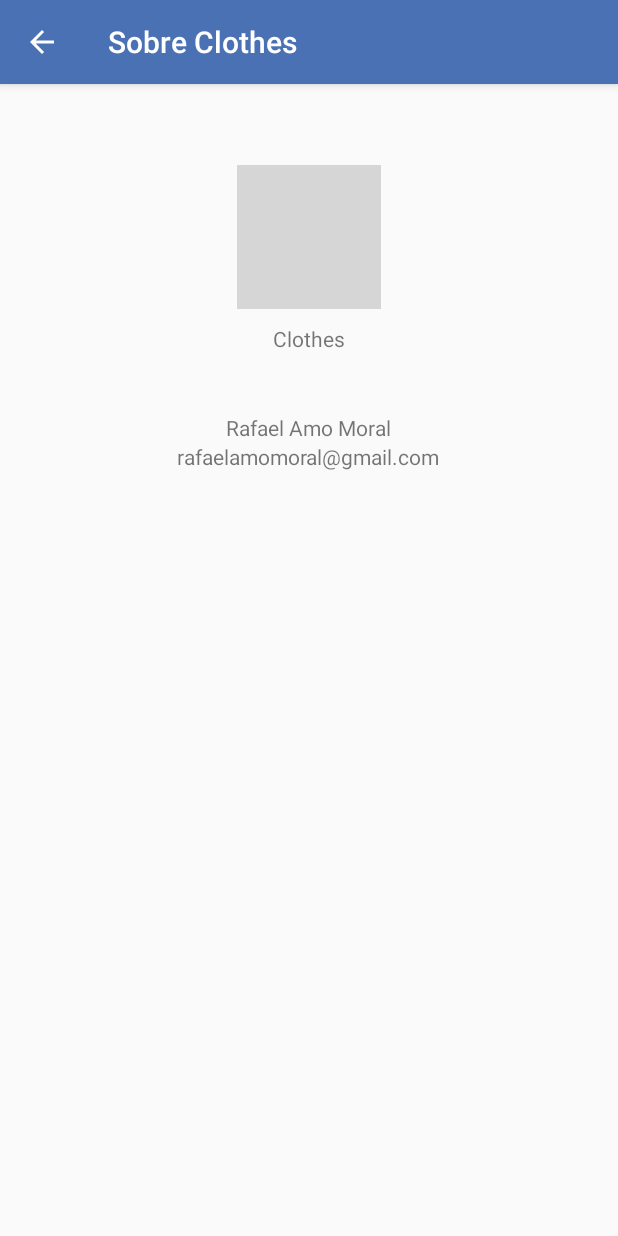
After one commit to RafaelAmoMoral/Android, an Android app: the AboutActivity screen opened directly, with no data from a screen before it, on a phone screen of 412 x 824 dp. The commit adds this screen. Run offline under Robolectric (Android 15) with nearby library versions, the phone set to English and light mode, and no system bars; grey boxes are pictures that could not be loaded.

Commit message:
- Creación de Activity about - Creación de clase DatePicker - Creación de Activity Search

```diff
--- /dev/null
+++ b/app/src/main/java/com/example/clothes/view/AboutActivity.java
@@ -0,0 +1,33 @@
+package com.example.clothes.view;
+
+import android.os.Bundle;
+
+import com.google.android.material.floatingactionbutton.FloatingActionButton;
+import com.google.android.material.snackbar.Snackbar;
+
+import androidx.appcompat.app.ActionBar;
+import androidx.appcompat.app.AppCompatActivity;
+import androidx.appcompat.widget.Toolbar;
+
+import android.view.View;
+
+import com.example.clothes.R;
+
+public class AboutActivity extends AppCompatActivity {
+
+    @Override
+    protected void onCreate(Bundle savedInstanceState) {
+        super.onCreate(savedInstanceState);
+        setContentView(R.layout.activity_about);
+        Toolbar toolbar = findViewById(R.id.toolbar);
+        setSupportActionBar(toolbar);
+
+        // Por último obtenermos el ActionBar y añadimos el botón up.
+        ActionBar ab = getSupportActionBar();
+        // Enable the Up button
+        ab.setDisplayHomeAsUpEnabled(true);
+        ab.setDisplayShowHomeEnabled(true);
+
+    }
+
+}
--- /dev/null
+++ b/app/src/main/res/layout/activity_about.xml
@@ -0,0 +1,64 @@
+<?xml version="1.0" encoding="utf-8"?>
+<androidx.coordinatorlayout.widget.CoordinatorLayout xmlns:android="http://schemas.android.com/apk/res/android"
+    xmlns:app="http://schemas.android.com/apk/res-auto"
+    xmlns:tools="http://schemas.android.com/tools"
+    android:layout_width="match_parent"
+    android:layout_height="match_parent"
+    tools:context=".view.AboutActivity">
+
+    <com.google.android.material.appbar.AppBarLayout
+        android:layout_width="match_parent"
+        android:layout_height="wrap_content"
+        android:theme="@style/AppTheme.AppBarOverlay">
+
+        <androidx.appcompat.widget.Toolbar
+            android:id="@+id/toolbar"
+            android:layout_width="match_parent"
+            android:layout_height="?attr/actionBarSize"
+            android:background="?attr/colorPrimary"
+            app:popupTheme="@style/AppTheme.PopupOverlay" />
+
+    </com.google.android.material.appbar.AppBarLayout>
+
+    <LinearLayout
+        android:layout_width="match_parent"
+        android:layout_height="match_parent"
+        android:layout_marginTop="60dp"
+        android:orientation="vertical">
+
+        <ImageView
+            android:id="@+id/imageView3"
+            android:layout_width="wrap_content"
+            android:layout_height="wrap_content"
+            android:layout_marginTop="50dp"
+            app:srcCompat="@drawable/medium_app_icon"
+            android:layout_gravity="center"/>
+
+        <TextView
+            android:id="@+id/textView3"
+            android:layout_width="wrap_content"
+            android:layout_height="wrap_content"
+            android:gravity="center"
+            android:layout_marginTop="10dp"
+            android:text="@string/app_name"
+            android:layout_gravity="center"/>
+
+        <TextView
+            android:id="@+id/textView4"
+            android:layout_width="wrap_content"
+            android:layout_height="wrap_content"
+            android:layout_centerInParent="true"
+            android:layout_gravity="center"
+            android:layout_marginTop="40dp"
+            android:text="@string/autor" />
+
+        <TextView
+            android:id="@+id/textView5"
+            android:layout_width="wrap_content"
+            android:layout_height="wrap_content"
+            android:layout_gravity="center"
+            android:text="@string/correo_autor" />
+    </LinearLayout>
+
+
+</androidx.coordinatorlayout.widget.CoordinatorLayout>
--- a/app/src/main/res/menu/menu_main.xml
+++ b/app/src/main/res/menu/menu_main.xml
@@ -16,5 +16,6 @@
         android:id="@+id/action_about"
         android:orderInCategory="100"
         android:title="Sobre Clothes"
-        app:showAsAction="never" />
+        app:showAsAction="never"
+        android:onClick="about"/>
 </menu>
--- a/app/src/main/res/menu/menu_search_main.xml
+++ b/app/src/main/res/menu/menu_search_main.xml
@@ -7,7 +7,7 @@
         android:id="@+id/action_settings"
         android:orderInCategory="100"
         android:title="Ordenar"
-        app:showAsAction="never" />
+        app:showAsAction="never"/>
     <item
         android:id="@+id/action_conf"
         android:orderInCategory="100"
@@ -17,5 +17,5 @@
         android:id="@+id/action_about"
         android:orderInCategory="100"
         android:title="Sobre Clothes"
-        app:showAsAction="never" />
+        app:showAsAction="never"/>
 </menu>
--- a/app/src/main/res/values/strings.xml
+++ b/app/src/main/res/values/strings.xml
@@ -4,4 +4,9 @@
     <string name="title_activity_listado">activity_listado</string>
     <string name="title_activity_form">FormActivity</string>
     <string name="title_activity_list">ActivityList</string>
+    <string name="title_activity_search">SearchActivity</string>
+    <string name="title_activity_about">Sobre Clothes</string>
+    <string name="autor">Rafael Amo Moral</string>
+    <string name="correo_autor">rafaelamomoral@gmail.com</string>
+
 </resources>
--- a/app/src/main/res/values/styles.xml
+++ b/app/src/main/res/values/styles.xml
@@ -6,6 +6,7 @@
         <item name="colorPrimary">@color/colorPrimary</item>
         <item name="colorPrimaryDark">#000000</item>
         <item name="colorAccent">@color/colorPrimary</item>
+        <item name="android:textColorSecondary">@color/white</item>
     </style>
 
     <style name="AppTheme.NoActionBar">
```
Also changed, not shown: app/src/main/AndroidManifest.xml (+22 -12 lines), app/src/main/java/com/example/clothes/view/ActivityList.java (+7 -0 lines), app/src/main/java/com/example/clothes/view/DatePicker.java (added, +60 -0 lines), app/src/main/java/com/example/clothes/view/FormActivity.java (+5 -4 lines), app/src/main/res/layout-land/activity_form.xml (deleted, +0 -245 lines), app/src/main/res/layout/activity_form.xml (+19 -6 lines), app/src/main/res/layout/activity_list.xml (deleted, +0 -35 lines), 214 other files.
